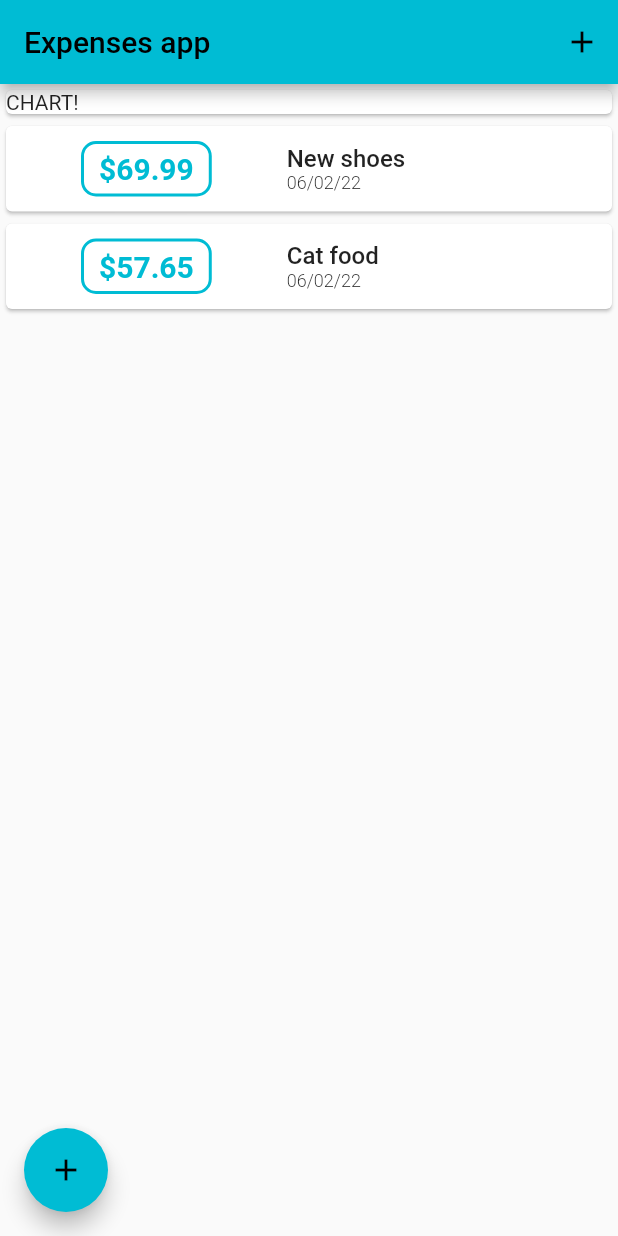
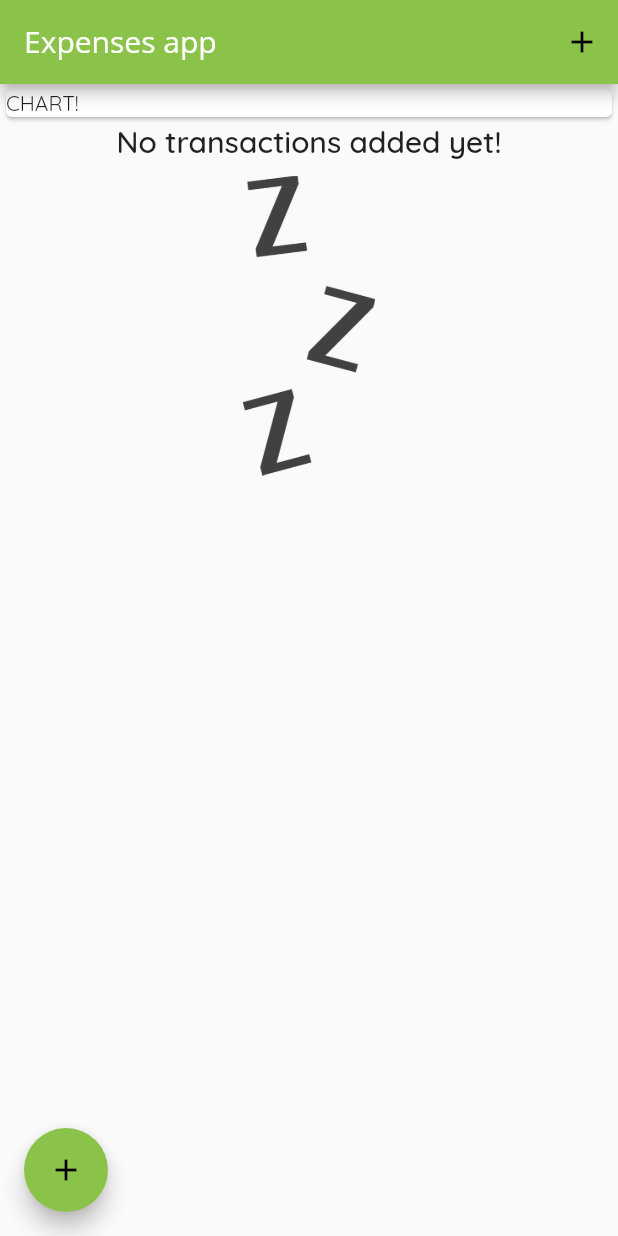
Before and after one commit to analubarreto/expenses_app, a Flutter app: the screen it shows after launch, on a phone screen of 412 x 824 dp. Run offline on Flutter 3.47's test engine with Material 2 defaults, Android fonts, the phone set to English and light mode, and no system bars.

Commit message:
added images and assets

```diff
--- a/lib/main.dart
+++ b/lib/main.dart
@@ -14,7 +14,14 @@ class MyApp extends StatelessWidget {
   Widget build(BuildContext context) {
     return MaterialApp(
       title: 'Expenses app',
-      theme: ThemeData(primarySwatch: Colors.cyan, errorColor: Colors.red),
+      theme: ThemeData(
+        primarySwatch: Colors.lightGreen,
+        errorColor: Colors.red,
+        fontFamily: 'Quicksand',
+        appBarTheme: const AppBarTheme(
+          titleTextStyle: TextStyle(fontFamily: 'OpenSans', fontSize: 20),
+        ),
+      ),
       home: const MyHomePage(),
     );
   }
@@ -29,8 +36,8 @@ class MyHomePage extends StatefulWidget {
 
 class _MyHomePageState extends State<MyHomePage> {
   final List<Transaction> _userTransactions = [
-    Transaction(const Uuid(), 'New shoes', 69.99, DateTime.now()),
-    Transaction(const Uuid(), 'Cat food', 57.65, DateTime.now()),
+    // Transaction(const Uuid(), 'New shoes', 69.99, DateTime.now()),
+    // Transaction(const Uuid(), 'Cat food', 57.65, DateTime.now()),
   ];
 
   void _addNewTransaction(String txTitle, double txAmount) {
--- a/lib/widgets/transaction_list.dart
+++ b/lib/widgets/transaction_list.dart
@@ -11,17 +11,34 @@ class TransactionsList extends StatelessWidget {
 
   @override
   Widget build(BuildContext context) {
-    return Container(
+    return SizedBox(
       height: 500,
-      child: ListView.builder(
+      child: userTransactions.isEmpty
+          ? Column(
+              children: <Widget>[
+                Text(
+                  'No transactions added yet!',
+                  style: Theme.of(context).textTheme.headline6,
+                ),
+                const SizedBox(
+                  height: 10,
+                ),
+                SizedBox(
+                  height: 200,
+                  child: Image.asset('assets/images/waiting.png',
+                      fit: BoxFit.scaleDown),
+                ),
+              ],
+            )
+          : ListView.builder(
               itemCount: userTransactions.length,
               itemBuilder: (ctx, index) {
                 return Card(
                   child: Row(
                     children: [
                       Container(
-                  margin:
-                      const EdgeInsets.symmetric(vertical: 10, horizontal: 50),
+                        margin: const EdgeInsets.symmetric(
+                            vertical: 10, horizontal: 50),
                         decoration: BoxDecoration(
                           borderRadius: const BorderRadius.all(
                             Radius.elliptical(10.0, 10.0),
@@ -31,14 +48,11 @@ class TransactionsList extends StatelessWidget {
                             width: 2,
                           ),
                         ),
-                  padding:
-                      const EdgeInsets.symmetric(vertical: 5, horizontal: 10),
+                        padding: const EdgeInsets.symmetric(
+                            vertical: 5, horizontal: 10),
                         child: Text(
                           '\$${userTransactions[index].amount.toStringAsFixed(2)}',
-                    style: TextStyle(
-                        fontWeight: FontWeight.w700,
-                        fontSize: 20,
-                        color: Theme.of(context).primaryColor),
+                          style: Theme.of(context).textTheme.bodyText1,
                         ),
                       ),
                       Column(
```
Also changed, not shown: pubspec.yaml (+18 -15 lines), assets/fonts/OpenSans-Bold.ttf (added), assets/fonts/OpenSans-Regular.ttf (added), assets/fonts/Quicksand-Bold.ttf (added), assets/fonts/Quicksand-Light.ttf (added), assets/fonts/Quicksand-Medium.ttf (added), assets/fonts/Quicksand-Regular.ttf (added), assets/images/waiting.png (added). Lines whose indentation alone changed are shown as unchanged.
